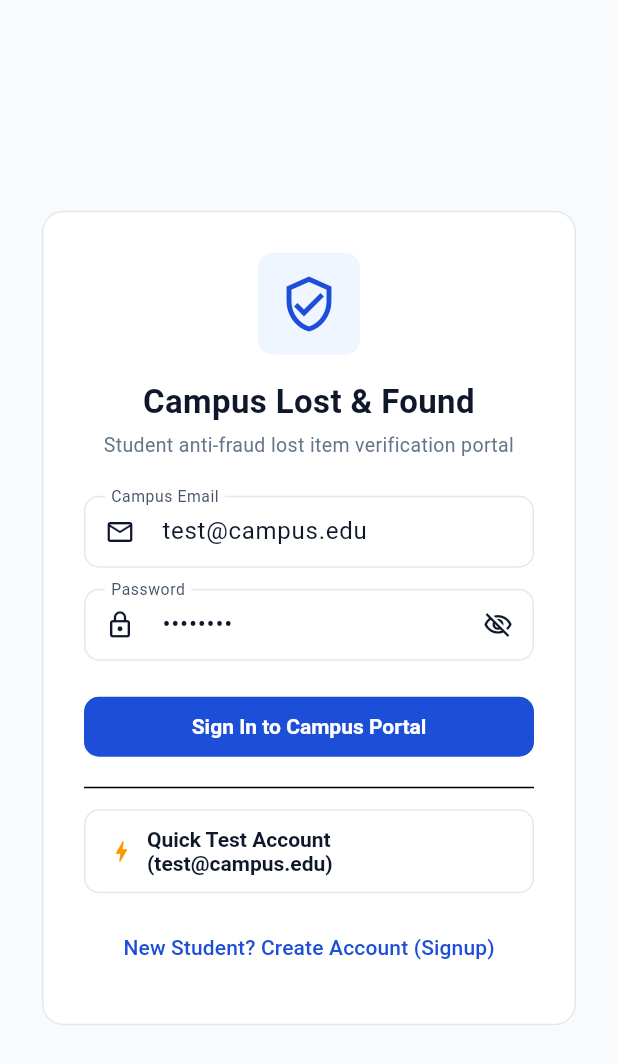
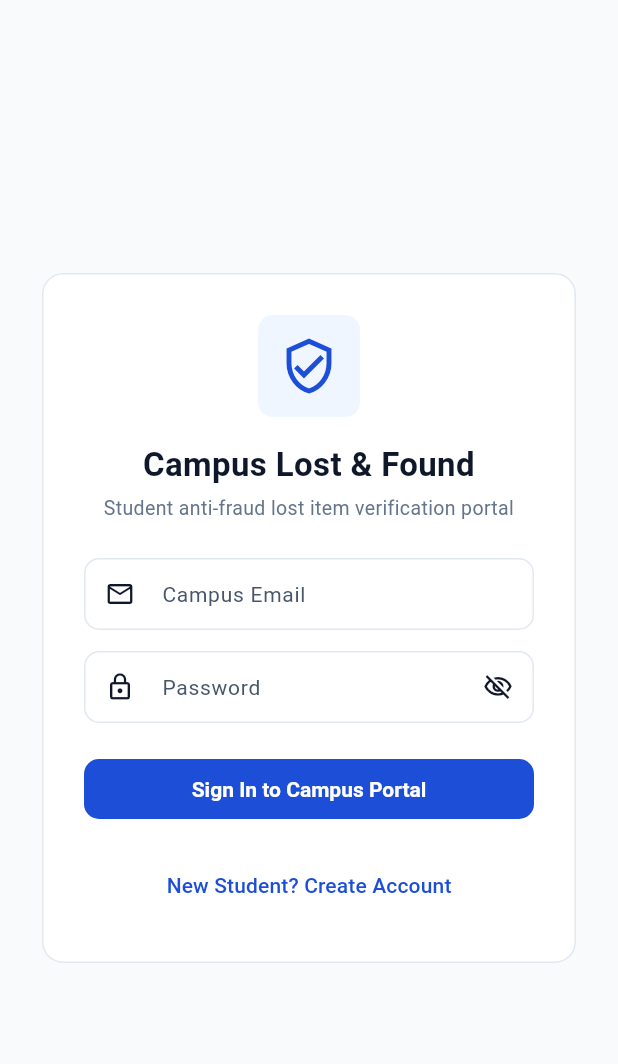
Before and after one commit to ParthGhumade/lost-n-found, a Flutter app: the screen it shows after launch, on a phone screen of 412 x 824 dp. Shown: the top 1064 px of the screen. Run offline on Flutter 3.47's test engine with Material 3 defaults, Android fonts, the phone set to English and light mode, and no system bars; our stand-ins replace image_picker, supabase_flutter; accounts and stored records are empty.

Commit message:
[update]: removed test creds and test fill

```diff
--- a/frontend/lib/main.dart
+++ b/frontend/lib/main.dart
@@ -65,8 +65,8 @@ class LoginPage extends StatefulWidget {
 
 class _LoginPageState extends State<LoginPage> {
   final _formKey = GlobalKey<FormState>();
-  final _emailController = TextEditingController(text: 'test@campus.edu');
-  final _passwordController = TextEditingController(text: 'test@123');
+  final _emailController = TextEditingController();
+  final _passwordController = TextEditingController();
   bool _isLoading = false;
   String? _errorMessage;
   bool _obscurePassword = true;
@@ -82,9 +82,7 @@ class _LoginPageState extends State<LoginPage> {
     final targetEmail = (email ?? _emailController.text).trim();
     final targetPassword = (password ?? _passwordController.text).trim();
 
-    final resolvedEmail = targetEmail.toLowerCase() == 'test'
-        ? 'test@campus.edu'
-        : targetEmail;
+    final resolvedEmail = targetEmail;
 
     setState(() {
       _isLoading = true;
@@ -258,26 +256,13 @@ class _LoginPageState extends State<LoginPage> {
                             : const Text('Sign In to Campus Portal'),
                       ),
                       const SizedBox(height: 16),
-                      const Divider(height: 1),
-                      const SizedBox(height: 14),
-                      OutlinedButton.icon(
-                        onPressed: _isLoading
-                            ? null
-                            : () => _signIn(
-                                  email: 'test@campus.edu',
-                                  password: 'test@123',
-                                ),
-                        icon: const Icon(Icons.bolt, color: Colors.orange, size: 18),
-                        label: const Text('Quick Test Account (test@campus.edu)'),
-                      ),
-                      const SizedBox(height: 12),
                       TextButton(
                         onPressed: () {
                           Navigator.of(context).push(
                             MaterialPageRoute(builder: (_) => const SignupPage()),
                           );
                         },
-                        child: const Text('New Student? Create Account (Signup)'),
+                        child: const Text('New Student? Create Account'),
                       ),
                     ],
                   ),
--- a/frontend/lib/screens/profile_screen.dart
+++ b/frontend/lib/screens/profile_screen.dart
@@ -106,7 +106,7 @@ class _ProfileScreenState extends State<ProfileScreen> {
         email = Supabase.instance.client.auth.currentUser?.email;
       } catch (_) {}
     }
-    email ??= 'test@campus.edu';
+    email ??= 'Not set';
     final name = _profile?.name.isNotEmpty == true ? _profile!.name : 'Campus Student';
     final studentClass = _profile?.studentClass ?? 'Class Unassigned';
     final branch = _profile?.branch ?? 'Branch Unassigned';
```
Also changed, not shown: frontend/lib/signup_page.dart (+0 -21 lines), 1 other file.
